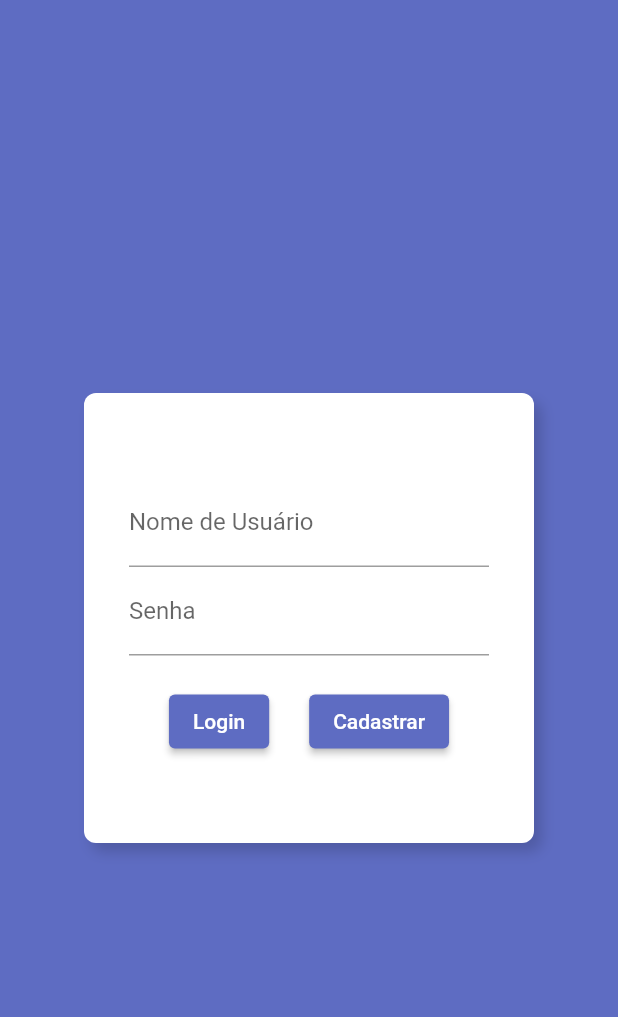
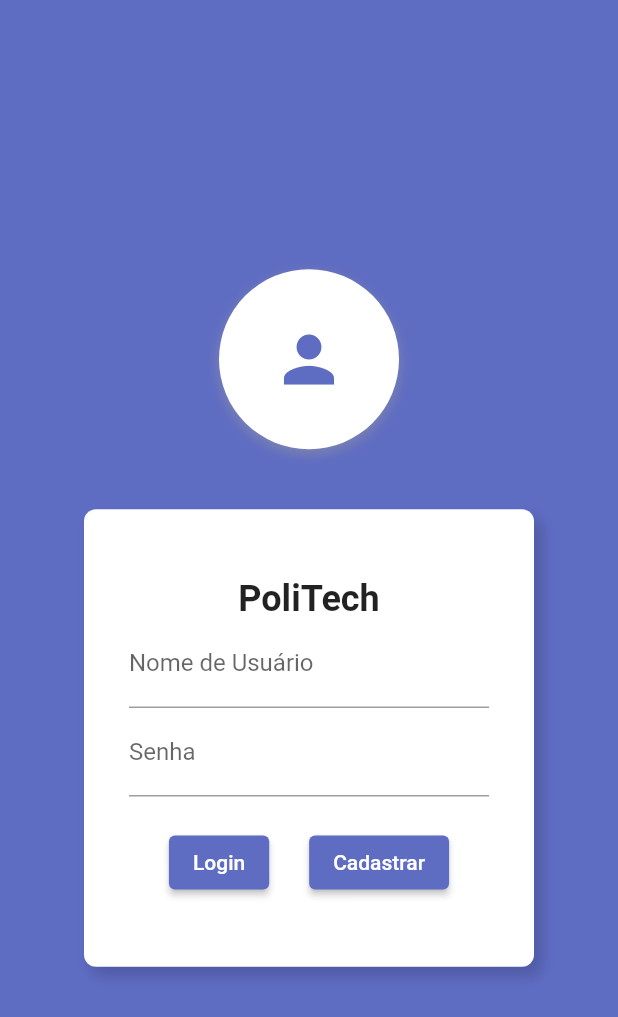
Before and after one commit to ceduardolima/politech, a Flutter app: the screen it shows after launch, on a phone screen of 412 x 824 dp. Shown: the top 1017 px of the screen. Run offline on Flutter 3.47's test engine with Material 2 defaults, Android fonts, the phone set to English and light mode, and no system bars; our stand-ins replace floor, get_it, sqflite; missing offline and left inert: dart:ffi; accounts and stored records are empty; generated files the repository leaves out were written again.

```diff
--- a/lib/paginas/telalogin.dart
+++ b/lib/paginas/telalogin.dart
@@ -3,38 +3,72 @@ import 'package:politech/paginas/telacadastro.dart';
 import 'package:politech/theme/colors_theme.dart';
 
 class TelaLogin extends StatelessWidget {
-  const TelaLogin({super.key});
+  const TelaLogin({Key? key});
 
   @override
   Widget build(BuildContext context) {
     return Scaffold(
       backgroundColor: ColorsTheme().lightColorsScheme().primary,
       body: Center(
-        child: Container(
+        child: SingleChildScrollView(
+          child: Column(
+            mainAxisAlignment: MainAxisAlignment.center,
+            children: <Widget>[
+              Container(
+                height: 120,
+                width: 120,
+                decoration: BoxDecoration(
+                  shape: BoxShape.circle,
+                  color: Colors.white,
+                  boxShadow: [
+                    BoxShadow(
+                      color: Colors.grey.withOpacity(0.5),
+                      spreadRadius: 0,
+                      blurRadius: 7,
+                      offset: Offset(0, 3),
+                    ),
+                  ],
+                ),
+                child: CircleAvatar(
+                  radius: 50,
+                  backgroundColor: Colors.transparent,
+                  child: Icon(
+                    Icons.person,
+                    size: 50,
+                    color: ColorsTheme().lightColorsScheme().primary,
+                  ),
+                ),
+              ),
+              SizedBox(height: 40.0),
+              Container(
                 decoration: BoxDecoration(
                   color: Colors.white,
                   borderRadius: BorderRadius.circular(8.0),
-            // Opcional: adiciona bordas arredondadas
                   boxShadow: [
                     BoxShadow(
                       color: ColorsTheme()
                           .lightColorsScheme()
                           .primaryContainer
-                    .withOpacity(0.5), // Cor da sombra
-                spreadRadius: 0, // Raio de propagação da sombra
-                blurRadius: 7, // Raio de desfoque da sombra
-                offset: Offset(5, 6), // Deslocamento da sombra
+                          .withOpacity(0.5),
+                      spreadRadius: 0,
+                      blurRadius: 7,
+                      offset: Offset(5, 6),
                     ),
                   ],
                 ),
-          height: 300.0,
-          //Altura desejada
                 width: 300.0,
+                height: 305.0,
                 padding: const EdgeInsets.all(30.0),
-          // Espaçamento interno
                 child: Column(
                   mainAxisAlignment: MainAxisAlignment.center,
                   children: <Widget>[
+                    const Text(
+                      'PoliTech',
+                      style: TextStyle(
+                        fontWeight: FontWeight.bold, // Texto em negrito
+                        fontSize: 24,
+                      ),
+                    ),
                     const TextField(
                       decoration: InputDecoration(
                         labelText: 'Nome de Usuário',
@@ -46,7 +80,7 @@ class TelaLogin extends StatelessWidget {
                         labelText: 'Senha',
                       ),
                     ),
-              const SizedBox(height: 20.0),
+                    SizedBox(height: 20.0),
                     Row(
                       mainAxisAlignment: MainAxisAlignment.spaceEvenly,
                       children: <Widget>[
@@ -61,8 +95,7 @@ class TelaLogin extends StatelessWidget {
                                   actions: <Widget>[
                                     TextButton(
                                       onPressed: () {
-                                  Navigator.of(context)
-                                      .pop(); // Feche o diálogo
+                                        Navigator.of(context).pop();
                                       },
                                       child: const Text('Fechar'),
                                     ),
@@ -75,10 +108,12 @@ class TelaLogin extends StatelessWidget {
                         ),
                         ElevatedButton(
                           onPressed: () {
-                      // Navegar para a TelaCadastro quando o botão "Cadastro" for pressionado
+                            // Navegar para a TelaCadastro quando o botão "Cadastrar" for pressionado
                             Navigator.push(
                               context,
-                        MaterialPageRoute(builder: (context) => TelaCadastro()),
+                              MaterialPageRoute(
+                                builder: (context) => TelaCadastro(),
+                              ),
                             );
                           },
                           child: Text('Cadastrar'),
@@ -88,6 +123,9 @@ class TelaLogin extends StatelessWidget {
                   ],
                 ),
               ),
+            ],
+          ),
+        ),
       ),
     );
   }
```
Lines whose indentation alone changed are shown as unchanged.
